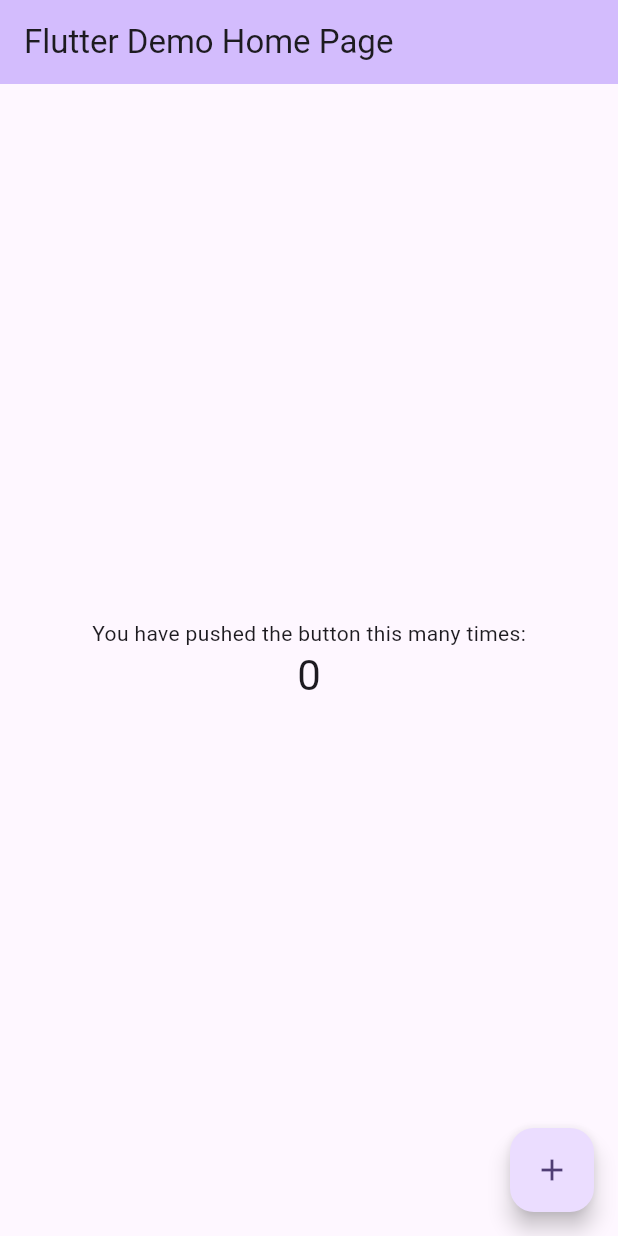
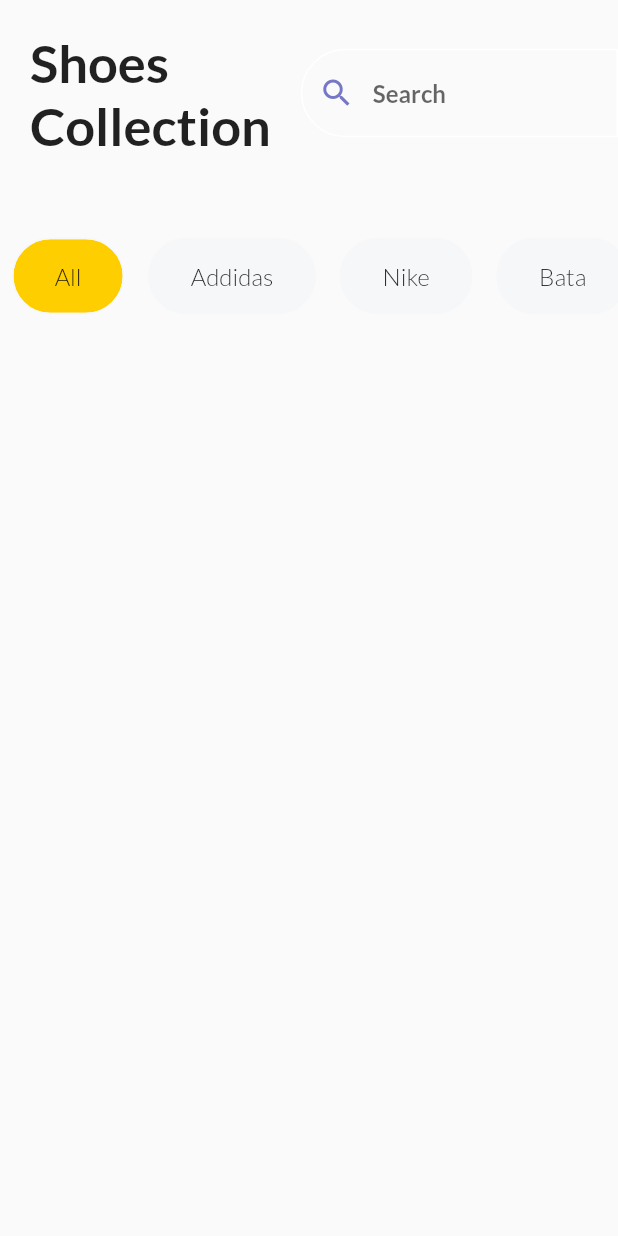
Before and after one commit to nipun-dezoysa/flutter_basic_shopping_app, a Flutter app: the screen it shows after launch, on a phone screen of 412 x 824 dp. Run offline on Flutter 3.47's test engine with Material 3 defaults, Android fonts, the light colour scheme and no system bars.

Commit message:
app bar and filters

```diff
--- /dev/null
+++ b/lib/home_page.dart
@@ -0,0 +1,97 @@
+import 'package:flutter/material.dart';
+
+class HomePage extends StatefulWidget {
+  const HomePage({super.key});
+
+  @override
+  State<HomePage> createState() => _HomePageState();
+}
+
+class _HomePageState extends State<HomePage> {
+  final List<String> filter = const ["All", "Addidas", "Nike", "Bata"];
+  late String selectedFilter;
+
+  @override
+  void initState() {
+    // TODO: implement initState
+    super.initState();
+    selectedFilter = filter[0];
+  }
+
+  @override
+  Widget build(BuildContext context) {
+    const border = OutlineInputBorder(
+      borderSide: BorderSide(
+        color: Color.fromRGBO(255, 255, 255, 1),
+      ),
+      borderRadius: BorderRadius.horizontal(
+        left: Radius.circular(50),
+      ),
+    );
+
+    return Scaffold(
+        body: SafeArea(
+      child: Column(
+        children: [
+          const Row(
+            children: [
+              Padding(
+                padding: EdgeInsets.all(20.0),
+                child: Text(
+                  "Shoes\nCollection",
+                  style: TextStyle(fontWeight: FontWeight.bold, fontSize: 35),
+                ),
+              ),
+              Expanded(
+                child: SizedBox(
+                  child: TextField(
+                    decoration: InputDecoration(
+                      hintText: "Search",
+                      prefixIcon: Icon(Icons.search),
+                      border: border,
+                      enabledBorder: border,
+                      focusedBorder: border,
+                    ),
+                  ),
+                ),
+              ),
+            ],
+          ),
+          SizedBox(
+            height: 120,
+            child: ListView.builder(
+              scrollDirection: Axis.horizontal,
+              itemCount: filter.length,
+              itemBuilder: (context, index) {
+                final item = filter[index];
+                return Padding(
+                  padding: const EdgeInsets.symmetric(horizontal: 8.0),
+                  child: GestureDetector(
+                    onTap: () {
+                      setState(() {
+                        selectedFilter = item;
+                      });
+                    },
+                    child: Chip(
+                      backgroundColor: selectedFilter == item
+                          ? Theme.of(context).colorScheme.primary
+                          : Color.fromRGBO(245, 247, 249, 1),
+                      side: const BorderSide(
+                          color: Color.fromRGBO(245, 247, 249, 1)),
+                      label: Text(item),
+                      labelStyle: const TextStyle(fontSize: 16),
+                      padding: const EdgeInsets.symmetric(
+                          horizontal: 20, vertical: 15),
+                      shape: RoundedRectangleBorder(
+                          borderRadius: BorderRadius.circular(30)),
+                    ),
+                  ),
+                );
+              },
+            ),
+          )
+        ],
+      ),
+    ));
+  }
+}
--- a/lib/main.dart
+++ b/lib/main.dart
@@ -1,4 +1,6 @@
 import 'package:flutter/material.dart';
+import 'package:flutter/widgets.dart';
+import 'package:flutter_basic_shopping_app/home_page.dart';
 
 void main() {
   runApp(const MyApp());
@@ -7,119 +9,22 @@
 class MyApp extends StatelessWidget {
   const MyApp({super.key});
 
-  // This widget is the root of your application.
   @override
   Widget build(BuildContext context) {
     return MaterialApp(
-      title: 'Flutter Demo',
+      title: 'Shopping App',
       theme: ThemeData(
-        // This is the theme of your application.
-        //
-        // TRY THIS: Try running your application with "flutter run". You'll see
-        // the application has a purple toolbar. Then, without quitting the app,
-        // try changing the seedColor in the colorScheme below to Colors.green
-        // and then invoke "hot reload" (save your changes or press the "hot
-        // reload" button in a Flutter-supported IDE, or press "r" if you used
-        // the command line to start the app).
-        //
-        // Notice that the counter didn't reset back to zero; the application
-        // state is not lost during the reload. To reset the state, use hot
-        // restart instead.
-        //
-        // This works for code too, not just values: Most code changes can be
-        // tested with just a hot reload.
-        colorScheme: ColorScheme.fromSeed(seedColor: Colors.deepPurple),
-        useMaterial3: true,
-      ),
-      home: const MyHomePage(title: 'Flutter Demo Home Page'),
+          useMaterial3: false,
+          fontFamily: "Lato",
+          colorScheme: ColorScheme.fromSeed(
+            seedColor: const Color.fromRGBO(254, 206, 1, 1),
+            primary: const Color.fromRGBO(254, 206, 1, 1),
+          ),
+          inputDecorationTheme: const InputDecorationTheme(
+              hintStyle: TextStyle(fontWeight: FontWeight.bold, fontSize: 16),
+              prefixIconColor: Color.fromRGBO(119, 119, 199, 1))),
+      debugShowCheckedModeBanner: false,
+      home: HomePage(),
     );
   }
 }
-
-class MyHomePage extends StatefulWidget {
-  const MyHomePage({super.key, required this.title});
-
-  // This widget is the home page of your application. It is stateful, meaning
-  // that it has a State object (defined below) that contains fields that affect
-  // how it looks.
-
-  // This class is the configuration for the state. It holds the values (in this
-  // case the title) provided by the parent (in this case the App widget) and
-  // used by the build method of the State. Fields in a Widget subclass are
-  // always marked "final".
-
-  final String title;
-
-  @override
-  State<MyHomePage> createState() => _MyHomePageState();
-}
-
-class _MyHomePageState extends State<MyHomePage> {
-  int _counter = 0;
-
-  void _incrementCounter() {
-    setState(() {
-      // This call to setState tells the Flutter framework that something has
-      // changed in this State, which causes it to rerun the build method below
-      // so that the display can reflect the updated values. If we changed
-      // _counter without calling setState(), then the build method would not be
-      // called again, and so nothing would appear to happen.
-      _counter++;
-    });
-  }
-
-  @override
-  Widget build(BuildContext context) {
-    // This method is rerun every time setState is called, for instance as done
-    // by the _incrementCounter method above.
-    //
-    // The Flutter framework has been optimized to make rerunning build methods
-    // fast, so that you can just rebuild anything that needs updating rather
-    // than having to individually change instances of widgets.
-    return Scaffold(
-      appBar: AppBar(
-        // TRY THIS: Try changing the color here to a specific color (to
-        // Colors.amber, perhaps?) and trigger a hot reload to see the AppBar
-        // change color while the other colors stay the same.
-        backgroundColor: Theme.of(context).colorScheme.inversePrimary,
-        // Here we take the value from the MyHomePage object that was created by
-        // the App.build method, and use it to set our appbar title.
-        title: Text(widget.title),
-      ),
-      body: Center(
-        // Center is a layout widget. It takes a single child and positions it
-        // in the middle of the parent.
-        child: Column(
-          // Column is also a layout widget. It takes a list of children and
-          // arranges them vertically. By default, it sizes itself to fit its
-          // children horizontally, and tries to be as tall as its parent.
-          //
-          // Column has various properties to control how it sizes itself and
-          // how it positions its children. Here we use mainAxisAlignment to
-          // center the children vertically; the main axis here is the vertical
-          // axis because Columns are vertical (the cross axis would be
-          // horizontal).
-          //
-          // TRY THIS: Invoke "debug painting" (choose the "Toggle Debug Paint"
-          // action in the IDE, or press "p" in the console), to see the
-          // wireframe for each widget.
-          mainAxisAlignment: MainAxisAlignment.center,
-          children: <Widget>[
-            const Text(
-              'You have pushed the button this many times:',
-            ),
-            Text(
-              '$_counter',
-              style: Theme.of(context).textTheme.headlineMedium,
-            ),
-          ],
-        ),
-      ),
-      floatingActionButton: FloatingActionButton(
-        onPressed: _incrementCounter,
-        tooltip: 'Increment',
-        child: const Icon(Icons.add),
-      ), // This trailing comma makes auto-formatting nicer for build methods.
-    );
-  }
-}
```
Also changed, not shown: pubspec.yaml (+8 -10 lines), assets/fonts/Lato-Bold.ttf (added), assets/fonts/Lato-Light.ttf (added).
